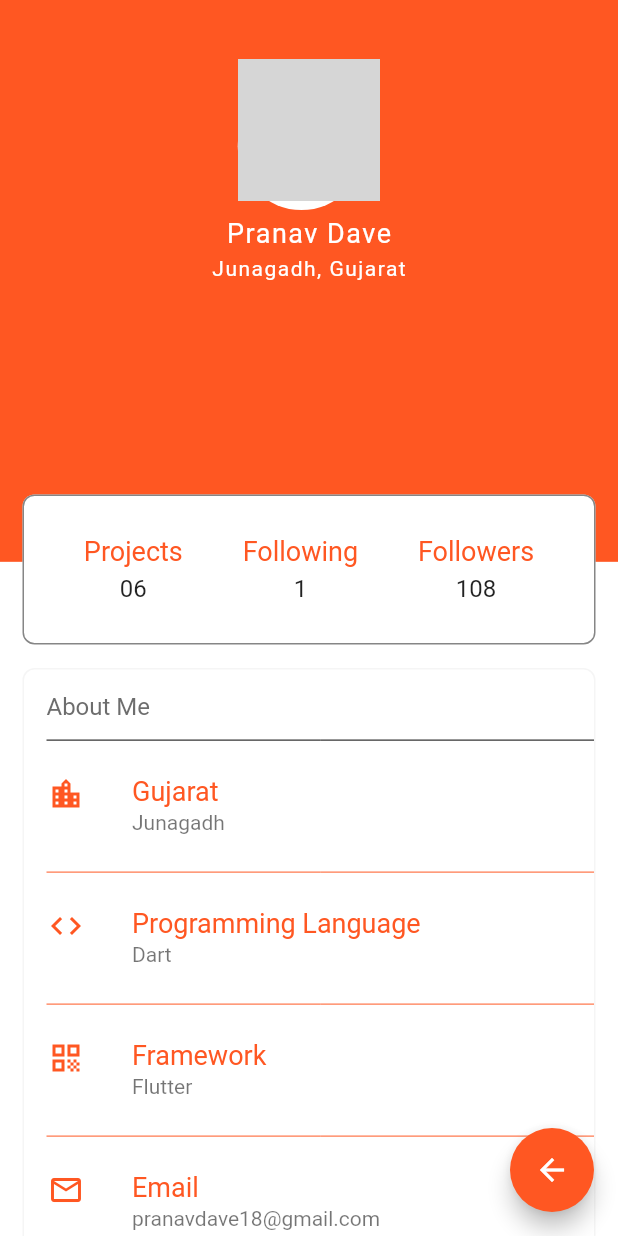
After one commit to Pranav2918/FlutterDesigns, a Flutter app: the screen it shows after launch, after a tap on "Progile Design", after a tap on "Design 4", on a phone screen of 412 x 824 dp. The commit adds this screen. Run offline on Flutter 3.47's test engine with Material 2 defaults, Android fonts, the light colour scheme and no system bars; network calls fail; grey boxes are pictures that could not be loaded.

Commit message:
One Profile Added

```diff
--- a/lib/Screens/MainScreen.dart
+++ b/lib/Screens/MainScreen.dart
@@ -1,9 +1,6 @@
 import 'package:designs/Screens/Lists/List.dart';
 import 'package:designs/Screens/Profile/Profile.dart';
 import 'package:flutter/material.dart';
-import 'Profile/Design1.dart';
-import 'Profile/Design2.dart';
-import 'Profile/Design3.dart';
 
 class Main extends StatefulWidget {
   @override
@@ -34,8 +31,8 @@ class _HomePageState extends State<HomePage> {
     return Scaffold(
         appBar: AppBar(
           title: Text(
-            'Designs',
-            style: TextStyle(fontSize: 14),
+            'Design Adda',
+            style: TextStyle(fontSize: 18),
           ),
         ),
         body: Column(
--- /dev/null
+++ b/lib/Screens/Profile/Design4.dart
@@ -0,0 +1,206 @@
+import 'package:flutter/material.dart';
+
+class Design4 extends StatelessWidget {
+  @override
+  Widget build(BuildContext context) {
+    return SafeArea(
+      child: Scaffold(
+        backgroundColor: Colors.white,
+        body: SingleChildScrollView(
+          child: Stack(
+            children: [
+              Container(
+                  color: Colors.deepOrange,
+                  width: MediaQuery.of(context).size.width,
+                  height: MediaQuery.of(context).size.height / 2.2,
+                  child: Center(
+                    child: Column(
+                      children: [
+                        Stack(
+                          children: [
+                            Container(
+                                alignment: Alignment.center,
+                                margin: EdgeInsets.only(top: 55, bottom: 5),
+                                height: 85,
+                                width: 85,
+                                decoration: BoxDecoration(
+                                    color: Colors.white,
+                                    borderRadius: BorderRadius.circular(50))),
+                            Container(
+                              margin: EdgeInsets.only(top: 39),
+                              height: 95,
+                              width: 95,
+                              decoration: BoxDecoration(
+                                  image: DecorationImage(
+                                      image: NetworkImage(
+                                          'https://upload.wikimedia.org/wikipedia/commons/3/33/Cartoon_space_rocket.png'))),
+                            )
+                          ],
+                        ),
+                        Text('Pranav Dave',
+                            style: TextStyle(
+                                fontSize: 18,
+                                color: Colors.white,
+                                letterSpacing: 1.0)),
+                        Container(
+                          margin: EdgeInsets.only(top: 5),
+                          child: Text('Junagadh, Gujarat',
+                              style: TextStyle(
+                                  fontSize: 14,
+                                  letterSpacing: 1.0,
+                                  color: Colors.white)),
+                        ),
+                      ],
+                    ),
+                  )),
+              Container(
+                margin: EdgeInsets.only(
+                    left: 15,
+                    right: 15,
+                    bottom: 15,
+                    top: MediaQuery.of(context).size.height / 2.5),
+                height: 100,
+                width: MediaQuery.of(context).size.width,
+                decoration: BoxDecoration(
+                    borderRadius: BorderRadius.circular(8),
+                    color: Colors.white,
+                    border:
+                        Border.all(color: Color.fromRGBO(121, 121, 121, 0.9))),
+                child: Row(
+                  mainAxisAlignment: MainAxisAlignment.spaceEvenly,
+                  children: [
+                    Column(
+                      mainAxisAlignment: MainAxisAlignment.center,
+                      children: [
+                        Text('Projects',
+                            style: TextStyle(
+                                fontSize: 18, color: Colors.deepOrange)),
+                        SizedBox(height: 5),
+                        Text('06', style: TextStyle(fontSize: 16))
+                      ],
+                    ),
+                    Column(
+                      mainAxisAlignment: MainAxisAlignment.center,
+                      children: [
+                        Text('Following',
+                            style: TextStyle(
+                                fontSize: 18, color: Colors.deepOrange)),
+                        SizedBox(height: 5),
+                        Text('1', style: TextStyle(fontSize: 16))
+                      ],
+                    ),
+                    Column(
+                      mainAxisAlignment: MainAxisAlignment.center,
+                      children: [
+                        Text('Followers',
+                            style: TextStyle(
+                                fontSize: 18, color: Colors.deepOrange)),
+                        SizedBox(height: 5),
+                        Text('108', style: TextStyle(fontSize: 16))
+                      ],
+                    )
+                  ],
+                ),
+              ),
+              Container(
+                height: 500,
+                margin: EdgeInsets.only(
+                    left: 15,
+                    right: 15,
+                    top: MediaQuery.of(context).size.height / 1.85),
+                width: MediaQuery.of(context).size.width,
+                decoration: BoxDecoration(
+                    borderRadius: BorderRadius.circular(8),
+                    color: Colors.white,
+                    border:
+                        Border.all(color: Color.fromRGBO(244, 244, 244, 0.9))),
+                child: Column(
+                  crossAxisAlignment: CrossAxisAlignment.start,
+                  children: [
+                    Container(
+                        margin: EdgeInsets.only(top: 15, left: 15),
+                        child: Text('About Me',
+                            style: TextStyle(
+                                fontSize: 16,
+                                color: Color.fromRGBO(93, 93, 93, 0.9)))),
+                    Container(
+                      margin: EdgeInsets.only(left: 15, top: 5),
+                      child: Divider(
+                        color: Colors.black,
+                      ),
+                    ),
+                    ListTile(
+                      leading: Icon(Icons.location_city_sharp,
+                          color: Colors.deepOrange),
+                      title: Text('Gujarat',
+                          style: TextStyle(
+                              fontSize: 18, color: Colors.deepOrange)),
+                      subtitle: Text('Junagadh'),
+                    ),
+                    Container(
+                        margin: EdgeInsets.only(left: 15),
+                        child: Divider(
+                          color: Colors.deepOrange,
+                        )),
+                    ListTile(
+                      leading: Icon(Icons.code_sharp, color: Colors.deepOrange),
+                      title: Text('Programming Language',
+                          style: TextStyle(
+                              fontSize: 18, color: Colors.deepOrange)),
+                      subtitle: Text('Dart'),
+                    ),
+                    Container(
+                        margin: EdgeInsets.only(left: 15),
+                        child: Divider(
+                          color: Colors.deepOrange,
+                        )),
+                    ListTile(
+                      leading: Icon(Icons.qr_code, color: Colors.deepOrange),
+                      title: Text('Framework',
+                          style: TextStyle(
+                              fontSize: 18, color: Colors.deepOrange)),
+                      subtitle: Text('Flutter'),
+                    ),
+                    Container(
+                        margin: EdgeInsets.only(left: 15),
+                        child: Divider(
+                          color: Colors.deepOrange,
+                        )),
+                    ListTile(
+                      leading: Icon(Icons.mail_outline_outlined,
+                          color: Colors.deepOrange),
+                      title: Text('Email',
+                          style: TextStyle(
+                              fontSize: 18, color: Colors.deepOrange)),
+                      subtitle: Text('pranavdave18@gmail.com'),
+                    ),
+                    Container(
+                        margin: EdgeInsets.only(left: 15),
+                        child: Divider(
+                          color: Colors.deepOrange,
+                        )),
+                    ListTile(
+                      leading: Icon(Icons.phone_iphone_rounded,
+                          color: Colors.deepOrange),
+                      title: Text('Phone No.',
+                          style: TextStyle(
+                              fontSize: 18, color: Colors.deepOrange)),
+                      subtitle: Text('7016156637'),
+                    ),
+                  ],
+                ),
+              )
+            ],
+          ),
+        ),
+        floatingActionButton: FloatingActionButton(
+          onPressed: () {
+            Navigator.pop(context);
+          },
+          backgroundColor: Colors.deepOrange,
+          child: Icon(Icons.arrow_back),
+        ),
+      ),
+    );
+  }
+}
--- a/lib/Screens/Profile/Profile.dart
+++ b/lib/Screens/Profile/Profile.dart
@@ -3,6 +3,7 @@ import 'package:flutter/material.dart';
 import 'Design1.dart';
 import 'Design2.dart';
 import 'Design3.dart';
+import 'Design4.dart';
 
 Widget profileDesign(BuildContext context) {
   return Container(
@@ -98,6 +99,29 @@ Widget profileDesign(BuildContext context) {
                   ),
                 ),
               ),
+              Align(
+                alignment: Alignment.centerRight,
+                child: GestureDetector(
+                  onTap: () {
+                    Navigator.push(context,
+                        MaterialPageRoute(builder: (context) => Design4()));
+                  },
+                  child: Container(
+                    decoration: BoxDecoration(
+                        color: Color.fromRGBO(0, 204, 24, 0.9),
+                        borderRadius: BorderRadius.circular(8)),
+                    margin: EdgeInsets.only(right: 15, bottom: 15),
+                    height: 40,
+                    width: MediaQuery.of(context).size.width / 2,
+                    child: Center(
+                      child: Text(
+                        'Design 4',
+                        style: TextStyle(fontSize: 14, color: Colors.white),
+                      ),
+                    ),
+                  ),
+                ),
+              ),
             ],
           )
         ],
```
